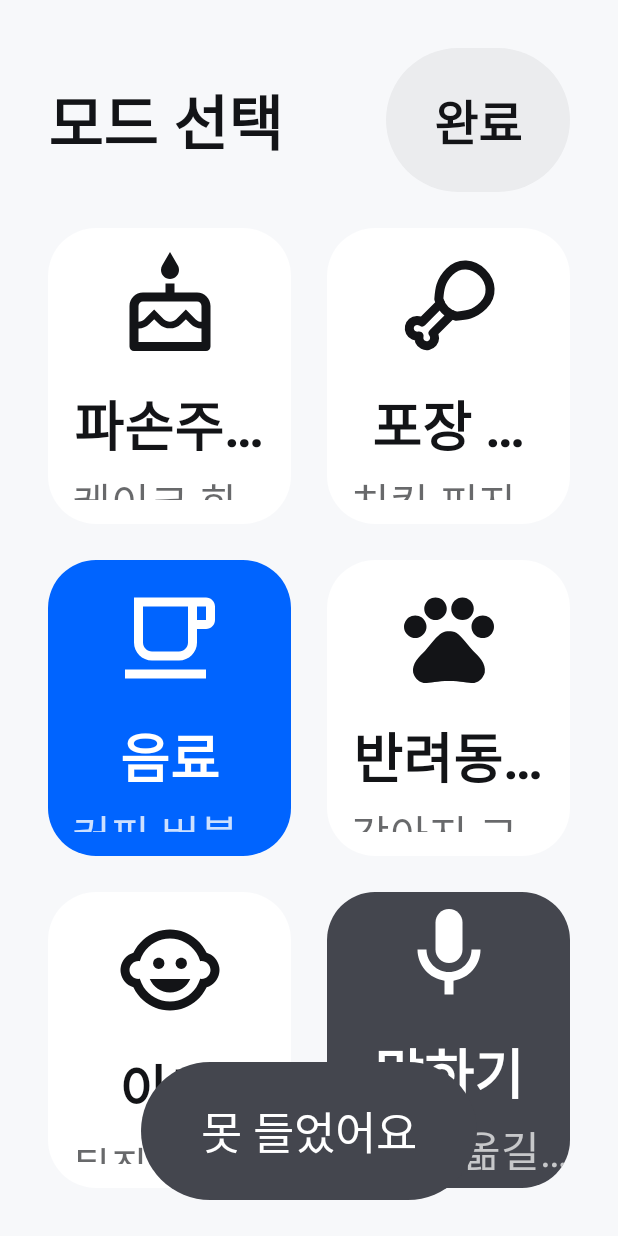
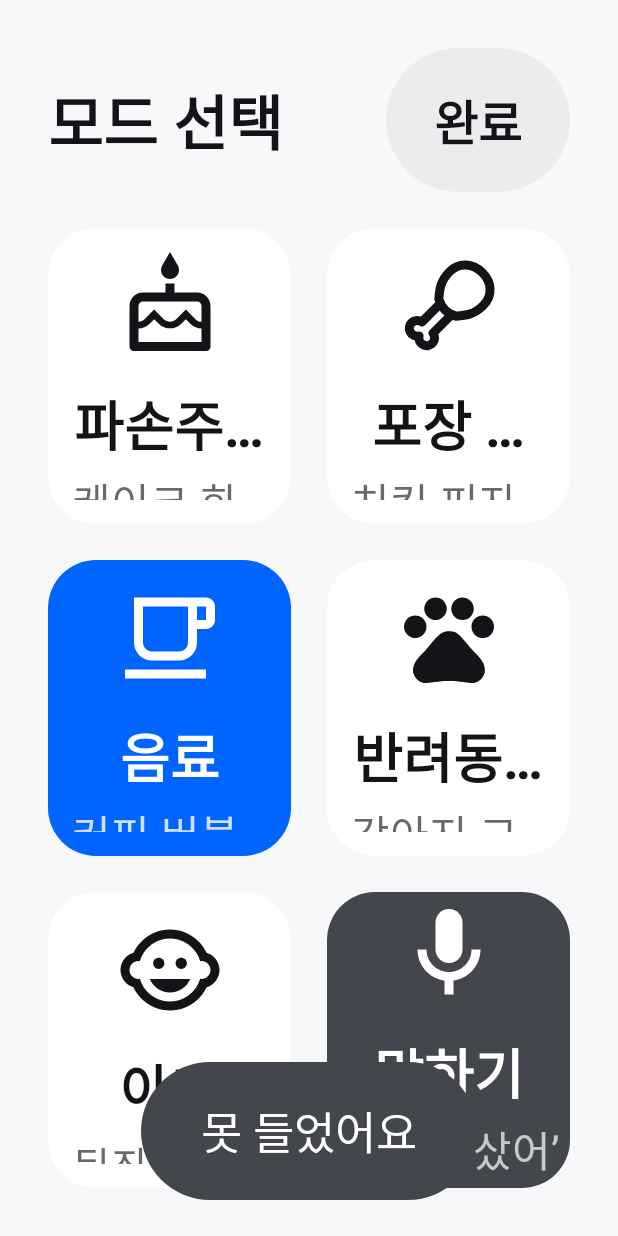
Before and after one commit to ysmsm/goi, an Android app built with Jetpack Compose: the screen it shows after launch (MainActivity), after a tap on "모드 추가·변경", on a phone screen of 412 x 824 dp. Run offline under Robolectric (Android 15) with nearby library versions, the phone set to English and light mode, and no system bars; libraries missing offline, so code that uses them is left out: ai.pleos.playground; 29 statements that could not run were skipped; 2 other taps on this screen came first.

Commit message:
말하기 예시를 짐 이름·동사 조합으로 바꾸고 '내렸어'를 끄는 말로 인식
예시를 '케이크 옮길래' 하나로 두지 않고 VoiceExample에서 모드마다
어울리는 이름과 동사만 짝지어 고른다("아기 샀어"처럼 어색한 조합을
막는다). 켜진 모드가 있으면 아직 안 켠 모드를 '치킨도 샀어'처럼 더하는
말로 보여 준다. 예시는 말하기를 시작하거나 모드가 바뀔 때만 다시 고른다.

'실었어'를 받는 만큼 '치킨 내렸어', '케이크 뺐어'도 모드를 끄도록
끄는 말에 '내렸·내려·뺐·먹었'을 더했다. 예시가 모두 해당 모드를
켜는 말로 인식되는지 테스트로 확인한다.

Co-Authored-By: Claude Opus 5.5 <noreply@anthropic.com>

```diff
--- a/app/src/main/java/dev/seungmin/goi/care/VoiceCommand.kt
+++ b/app/src/main/java/dev/seungmin/goi/care/VoiceCommand.kt
@@ -20,7 +20,7 @@ sealed interface VoiceCommand {
         fun parse(raw: String?): VoiceCommand {
             val t = raw?.replace(" ", "")?.trim().orEmpty()
             if (t.isEmpty()) return Unknown
-            val off = listOf("꺼", "끄", "그만", "해제", "중지").any { it in t }
+            val off = listOf("꺼", "끄", "그만", "해제", "중지", "내렸", "내려", "뺐", "먹었").any { it in t }
             if (listOf("자요", "잠들", "재워", "자고있", "잔다", "자").any { t.endsWith(it) || "${it}요" in t } &&
                 listOf("아기", "아이", "애기").any { it in t }
             ) return Sleep(on = !off)
--- /dev/null
+++ b/app/src/main/java/dev/seungmin/goi/care/VoiceExample.kt
@@ -0,0 +1,44 @@
+package dev.seungmin.goi.care
+
+import kotlin.random.Random
+
+/**
+ * 말하기 예시. 모드마다 짐·동승자 이름과 그에 어울리는 동사만 짝지어 만든다("아기 샀어", "케이크 자요" 같은 조합을 막는다).
+ * 예시는 사용자가 하려는 일을 알리는 말로 쓰고, 아기·반려동물에는 "싣다"를 쓰지 않는다. 만든 예시는 모두 [VoiceCommand]가 알아듣는다.
+ */
+object VoiceExample {
+    private class Words(val nouns: List<String>, val verbs: List<String>)
+
+    private val words = mapOf(
+        CareMode.FRAGILE to Words(listOf("케이크", "화분", "와인"), listOf("옮길래", "실었어", "샀어")),
+        CareMode.FOOD to Words(listOf("치킨", "피자", "족발"), listOf("샀어", "실었어", "포장했어")),
+        CareMode.DRINK to Words(listOf("커피", "버블티"), listOf("샀어", "실었어")),
+        CareMode.PET to Words(listOf("강아지", "고양이"), listOf("태웠어", "데리고 갈래")),
+        CareMode.BABY to Words(listOf("아기"), listOf("태웠어", "데리고 갈래")),
+    )
+
+    const val SLEEP = "아기 자요"
+    const val WAKE = "아기 깼어"
+
+    /** [mode]를 켜는 예시 전부. [also]면 이미 켜진 모드에 더하는 말("치킨도 샀어")로 만든다. */
+    fun all(mode: CareMode, also: Boolean = false): List<String> {
+        val w = words.getValue(mode)
+        return w.nouns.flatMap { n -> w.verbs.map { v -> if (also) "${n}도 $v" else "$n $v" } }
+    }
+
+    /**
+     * 지금 켜진 모드([active])에서 말해 볼 만한 예시 후보. 켜진 모드가 있으면 아직 안 켠 모드를 더하는 말과 수면 모드 말을 고른다.
+     * 아기 모드가 꺼져 있으면 더할 모드가 남아 있고 켜져 있으면 수면 모드 말이 있으므로 후보는 비지 않는다.
+     */
+    fun candidates(active: Set<CareMode>, sleeping: Boolean = false): List<String> = buildList {
+        if (active.isEmpty()) {
+            CareMode.entries.forEach { addAll(all(it)) }
+        } else {
+            CareMode.entries.filter { it !in active }.forEach { addAll(all(it, also = true)) }
+            if (CareMode.BABY in active) add(if (sleeping) WAKE else SLEEP)
+        }
+    }
+
+    fun pick(active: Set<CareMode>, sleeping: Boolean = false, random: Random = Random.Default): String =
+        candidates(active, sleeping).random(random)
+}
--- a/app/src/main/java/dev/seungmin/goi/ui/FullScreens.kt
+++ b/app/src/main/java/dev/seungmin/goi/ui/FullScreens.kt
@@ -31,6 +31,7 @@ import androidx.compose.material.icons.outlined.Tune
 import androidx.compose.runtime.Composable
 import androidx.compose.runtime.getValue
 import androidx.compose.runtime.mutableStateOf
+import androidx.compose.runtime.remember
 import androidx.compose.runtime.saveable.rememberSaveable
 import androidx.compose.runtime.setValue
 import androidx.compose.ui.Alignment
@@ -47,6 +48,7 @@ import dev.seungmin.goi.care.ChallengeProgress
 import dev.seungmin.goi.care.HvacItem
 import dev.seungmin.goi.care.ModeSettings
 import dev.seungmin.goi.care.Sensitivity
+import dev.seungmin.goi.care.VoiceExample
 import dev.seungmin.goi.data.EventType
 import dev.seungmin.goi.data.Place
 import dev.seungmin.goi.data.TripRecord
@@ -121,8 +123,9 @@ private fun HomePage(state: CareUiState, engine: CareEngine, onOpenChallenge: ()
                 Spacer(Modifier.weight(1f))
                 GoiText("켜진 모드가 없어요", Goi.type.titleL, c.textSecondary)
                 Spacer(Modifier.height(Dimens.gap))
+                val example = remember { VoiceExample.pick(emptySet()) }
                 GoiText(
-                    "‘케이크 옮길래’라고 말해 보세요",
+                    "‘$example’라고 말해 보세요",
                     Goi.type.bodyM, c.textSecondary, maxLines = 3,
                 )
                 Spacer(Modifier.weight(1f))
--- a/app/src/main/java/dev/seungmin/goi/ui/Screens.kt
+++ b/app/src/main/java/dev/seungmin/goi/ui/Screens.kt
@@ -40,6 +40,7 @@ import androidx.compose.ui.graphics.vector.ImageVector
 import androidx.compose.ui.unit.dp
 import dev.seungmin.goi.care.CareEngine
 import dev.seungmin.goi.care.CareMode
+import dev.seungmin.goi.care.VoiceExample
 import dev.seungmin.goi.care.CareUiState
 import dev.seungmin.goi.care.ForgetAlert
 import dev.seungmin.goi.care.HvacItem
@@ -113,10 +114,12 @@ private fun DrivingScreen(state: CareUiState, full: Boolean, engine: CareEngine)
         }
         GoiText(title, Goi.type.headlineS, if (modes.isEmpty()) c.textSecondary else c.textPrimary, center = true)
         Spacer(Modifier.height(Dimens.gap))
+        // 예시는 말하기를 시작하거나 모드가 바뀔 때만 새로 고른다(읽는 도중에 바뀌지 않게)
+        val example = remember(state.listening, state.active, state.sleeping) { VoiceExample.pick(state.active, state.sleeping) }
         val sub = when {
-            state.listening -> "‘치킨 추가’, ‘아기 자요’처럼 말해 보세요"
+            state.listening -> "‘$example’처럼 말해 보세요"
             state.sleeping -> "효과음 끔 · 안내 음성 짧게"
-            modes.isEmpty() -> "‘케이크 옮길래’라고 말해 보세요"
+            modes.isEmpty() -> "‘$example’라고 말해 보세요"
             else -> m?.drivingLine().orEmpty()
         }
         GoiText(sub, Goi.type.bodyL, c.textSecondary, center = true, maxLines = 1)
@@ -209,7 +212,8 @@ private fun ModePicker(state: CareUiState, engine: CareEngine, onDone: () -> Uni
                     }, Modifier.weight(1f).fillMaxHeight())
                 }
                 if (row == tiles.lastIndex / 2 && pair.size == 1) {
-                    TalkTile(state.listening, engine::talk, Modifier.weight(1f).fillMaxHeight())
+                    val example = remember(state.active) { VoiceExample.pick(state.active) }
+                    TalkTile(state.listening, example, engine::talk, Modifier.weight(1f).fillMaxHeight())
                 }
             }
         }
@@ -217,7 +221,7 @@ private fun ModePicker(state: CareUiState, engine: CareEngine, onDone: () -> Uni
 }
 
 @Composable
-private fun TalkTile(listening: Boolean, onClick: () -> Unit, modifier: Modifier) {
+private fun TalkTile(listening: Boolean, example: String, onClick: () -> Unit, modifier: Modifier) {
     val c = Goi.colors
     Pressable(onClick, modifier, color = if (listening) c.accent else c.buttonFilled, pressedColor = c.buttonFilled.copy(alpha = 0.85f)) {
         val fg = if (listening) c.onAccent else c.onButtonFilled
@@ -226,7 +230,7 @@ private fun TalkTile(listening: Boolean, onClick: () -> Unit, modifier: Modifier
             Spacer(Modifier.height(Dimens.gap))
             GoiText(if (listening) "듣고 있어요" else "말하기", Goi.type.titleM, fg, maxLines = 1)
             Spacer(Modifier.height(4.dp))
-            GoiText("‘케이크 옮길래’", Goi.type.bodyM, fg.copy(alpha = 0.7f), maxLines = 1)
+            GoiText("‘$example’", Goi.type.bodyM, fg.copy(alpha = 0.7f), maxLines = 1)
         }
     }
 }
```
Also changed, not shown: 2 other files.
